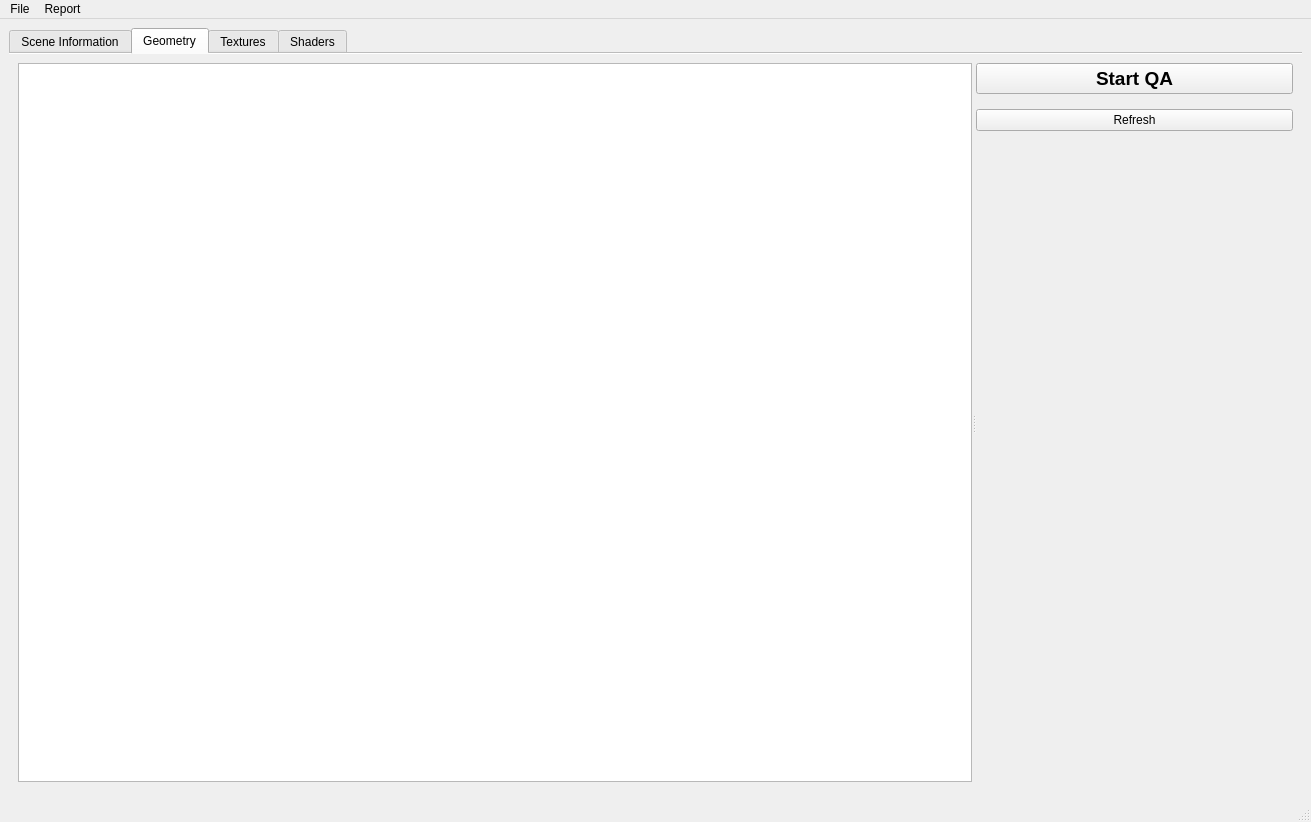
This is Maya_Tools/Developer/Main/UI/GE_QA_v3.ui in code-google-com/mayatools as Qt 5 draws it before an edit. The edited form follows.
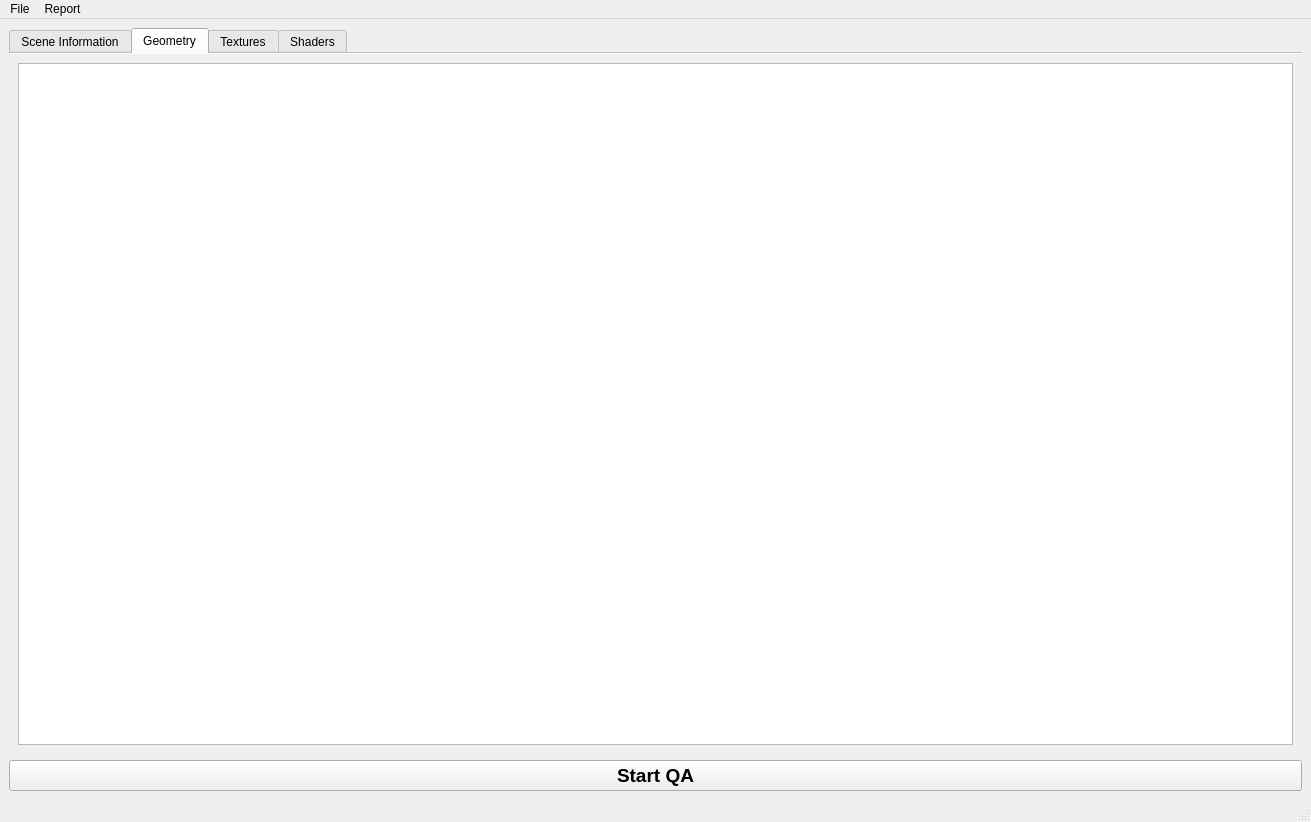
This is the edited form. Icons and pictures are not drawn.

Diff of the .ui file:
```diff
--- a/Maya_Tools/Developer/Main/UI/GE_QA_v3.ui
+++ b/Maya_Tools/Developer/Main/UI/GE_QA_v3.ui
@@ -93,73 +93,6 @@
             <bool>false</bool>
            </attribute>
           </widget>
-          <widget class="QWidget" name="">
-           <layout class="QVBoxLayout" name="verticalLayout_3" stretch="0,0">
-            <property name="spacing">
-             <number>15</number>
-            </property>
-            <property name="sizeConstraint">
-             <enum>QLayout::SetMinAndMaxSize</enum>
-            </property>
-            <item>
-             <layout class="QVBoxLayout" name="verticalLayout_2">
-              <item>
-               <widget class="QPushButton" name="btnStartQA">
-                <property name="font">
-                 <font>
-                  <pointsize>14</pointsize>
-                  <weight>75</weight>
-                  <bold>true</bold>
-                 </font>
-                </property>
-                <property name="text">
-                 <string>Start QA</string>
-                </property>
-               </widget>
-              </item>
-              <item>
-               <widget class="QPushButton" name="btnRefresh">
-                <property name="text">
-                 <string>Refresh</string>
-                </property>
-                <property name="icon">
-                 <iconset resource="../../../../../FoxForest/Source/IconResource.qrc">
-                  <normaloff>:/Project/Refresh.png</normaloff>:/Project/Refresh.png</iconset>
-                </property>
-                <property name="checkable">
-                 <bool>false</bool>
-                </property>
-                <property name="checked">
-                 <bool>false</bool>
-                </property>
-                <property name="autoDefault">
-                 <bool>true</bool>
-                </property>
-                <property name="default">
-                 <bool>false</bool>
-                </property>
-                <property name="flat">
-                 <bool>false</bool>
-                </property>
-               </widget>
-              </item>
-             </layout>
-            </item>
-            <item>
-             <spacer name="verticalSpacer">
-              <property name="orientation">
-               <enum>Qt::Vertical</enum>
-              </property>
-              <property name="sizeHint" stdset="0">
-               <size>
-                <width>20</width>
-                <height>208</height>
-               </size>
-              </property>
-             </spacer>
-            </item>
-           </layout>
-          </widget>
          </widget>
         </item>
        </layout>
@@ -239,6 +172,20 @@
       </widget>
      </widget>
     </item>
+    <item>
+     <widget class="QPushButton" name="btnStartQA">
+      <property name="font">
+       <font>
+        <pointsize>14</pointsize>
+        <weight>75</weight>
+        <bold>true</bold>
+       </font>
+      </property>
+      <property name="text">
+       <string>Start QA</string>
+      </property>
+     </widget>
+    </item>
    </layout>
   </widget>
   <widget class="QStatusBar" name="statusbar"/>
```
Left out of the diff: 7 changed lines with no effect on the pictures.
